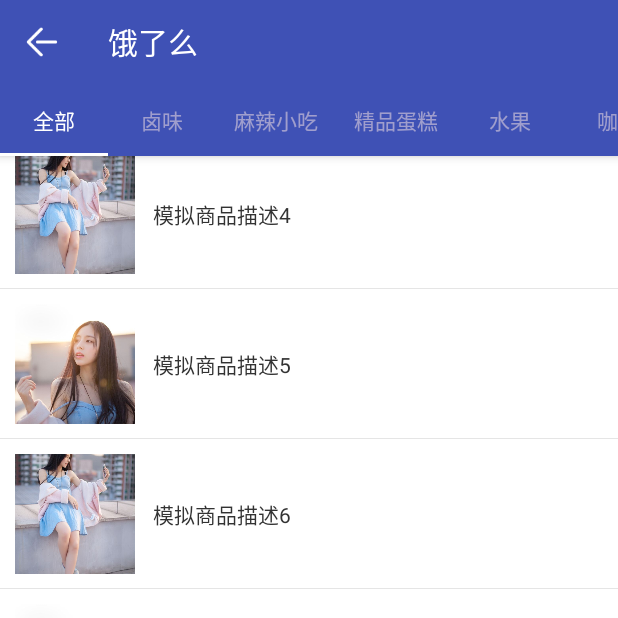
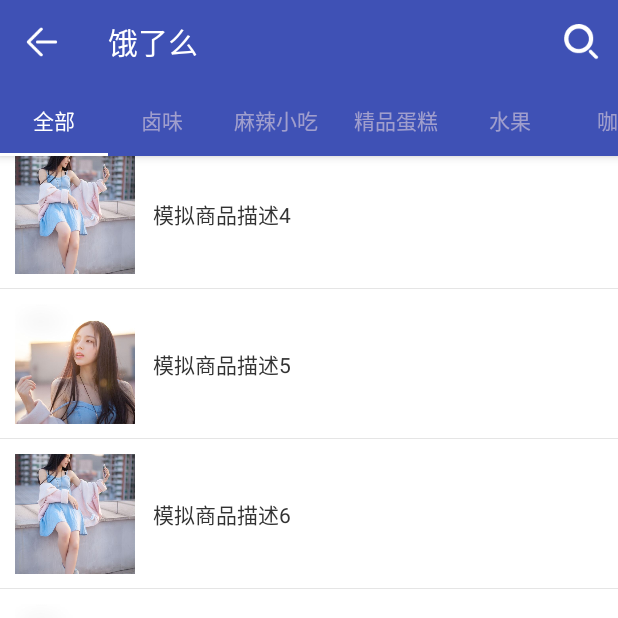
Before and after one commit to MaiitZhao/doSomething, an Android app: the ELMActivity screen opened directly, with no data from a screen before it, scrolled down 411 dp, on a phone screen of 412 x 824 dp, the top half of it. Run offline under Robolectric (Android 15) with nearby library versions, the phone set to English and light mode, and no system bars; our stand-ins replace ButterKnife; libraries missing offline, so code that uses them is left out: com.scwang.smartrefresh, com.timehop.stickyheadersrecyclerview; plain views replace SmartRefreshLayout; Roboto replaces fonts that are not available here; 3 statements that could not run were skipped.

```diff
--- a/app/src/main/java/com/example/maiitzhao/myapplication/ele/ELMActivity.java
+++ b/app/src/main/java/com/example/maiitzhao/myapplication/ele/ELMActivity.java
@@ -7,6 +7,7 @@ import android.support.v4.app.FragmentManager;
 import android.support.v4.app.FragmentPagerAdapter;
 import android.support.v4.view.ViewPager;
 import android.support.v7.widget.Toolbar;
+import android.view.Menu;
 
 import com.example.maiitzhao.myapplication.R;
 import com.example.maiitzhao.myapplication.base.BaseActivity;
@@ -52,6 +53,12 @@ public class ELMActivity extends BaseActivity {
         setSupportActionBar(toolbar);
     }
 
+    @Override
+    public boolean onCreateOptionsMenu(Menu menu) {
+        getMenuInflater().inflate(R.menu.menu_change_header_style, menu);
+        return true;
+    }
+
     class TabPagerAdapter extends FragmentPagerAdapter {
 
         public TabPagerAdapter(FragmentManager fm) {
--- /dev/null
+++ b/app/src/main/res/menu/menu_change_header_style.xml
@@ -0,0 +1,10 @@
+<?xml version="1.0" encoding="utf-8"?>
+<menu xmlns:android="http://schemas.android.com/apk/res/android"
+    xmlns:app="http://schemas.android.com/apk/res-auto">
+    <item
+        android:id="@+id/action_settings"
+        android:icon="@mipmap/ic_search"
+        android:orderInCategory="100"
+        android:title="搜索"
+        app:showAsAction="always" />
+</menu>
```
Also changed, not shown: app/src/main/res/mipmap-xhdpi/ic_search.png (added).
